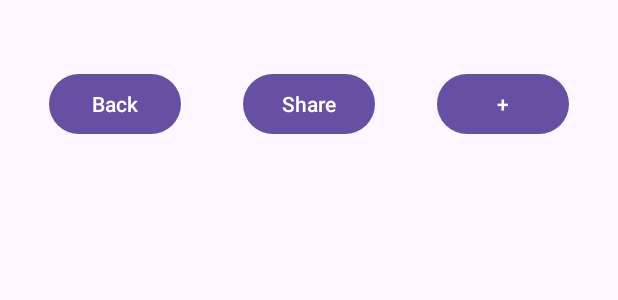
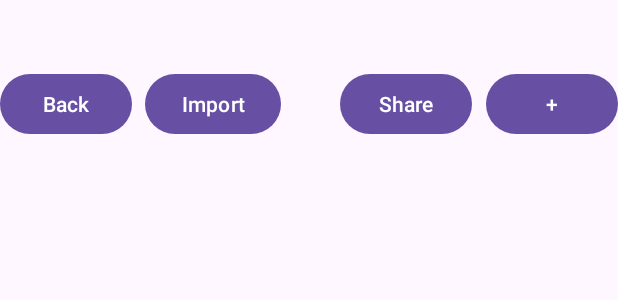
Before and after one commit to kaefik/AtRadio, an Android app: the layout activity_radio_station_list.xml on its own in the app's theme, with its tools: preview values and no code run, on a phone screen of 412 x 824 dp. Shown: the top 300 px of the screen. Run offline under Robolectric (Android 15) with nearby library versions, the phone set to English and light mode, and no system bars.

Commit message:
add функции импорта станций из файла, но пока нельзя выбрать сам файл

```diff
--- a/app/src/main/AndroidManifest.xml
+++ b/app/src/main/AndroidManifest.xml
@@ -44,4 +44,7 @@
 
     </application>
 
+    <!-- Разрешение на чтение из внешнего хранилища -->
+    <uses-permission android:name="android.permission.READ_EXTERNAL_STORAGE"/>
+
 </manifest>
--- a/app/src/main/res/layout/activity_radio_station_list.xml
+++ b/app/src/main/res/layout/activity_radio_station_list.xml
@@ -22,7 +22,7 @@
         android:text="+"
         app:layout_constraintBottom_toTopOf="@+id/recyclerViewRadioStations"
         app:layout_constraintEnd_toEndOf="parent"
-        app:layout_constraintHorizontal_bias="0.9"
+        app:layout_constraintHorizontal_bias="1"
         app:layout_constraintStart_toStartOf="parent"
         app:layout_constraintTop_toTopOf="parent" />
 
@@ -34,7 +34,19 @@
         android:text="Share"
         app:layout_constraintBottom_toTopOf="@+id/recyclerViewRadioStations"
         app:layout_constraintEnd_toEndOf="parent"
-        app:layout_constraintHorizontal_bias="0.5"
+        app:layout_constraintHorizontal_bias="0.7"
+        app:layout_constraintStart_toStartOf="parent"
+        app:layout_constraintTop_toTopOf="parent" />
+
+    <Button
+        android:id="@+id/buttonImportStationsFromFile"
+        android:layout_width="wrap_content"
+        android:layout_height="wrap_content"
+        android:layout_marginBottom="40dp"
+        android:text="Import"
+        app:layout_constraintBottom_toTopOf="@+id/recyclerViewRadioStations"
+        app:layout_constraintEnd_toEndOf="parent"
+        app:layout_constraintHorizontal_bias="0.3"
         app:layout_constraintStart_toStartOf="parent"
         app:layout_constraintTop_toTopOf="parent" />
 
@@ -46,7 +58,7 @@
         android:text="Back"
         app:layout_constraintBottom_toTopOf="@+id/recyclerViewRadioStations"
         app:layout_constraintEnd_toEndOf="parent"
-        app:layout_constraintHorizontal_bias="0.1"
+        app:layout_constraintHorizontal_bias="0"
         app:layout_constraintStart_toStartOf="parent"
         app:layout_constraintTop_toTopOf="parent"  />
 
```
Also changed, not shown: app/src/main/java/com/example/iradio/RadioStationListActivity.kt (+52 -2 lines).
